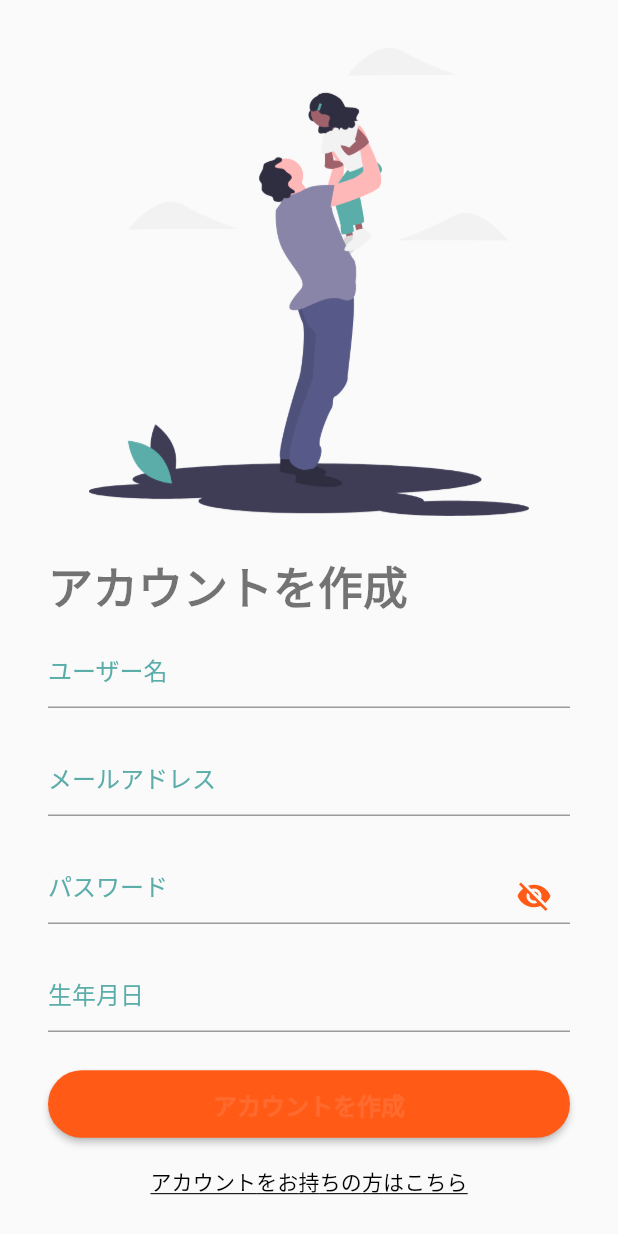
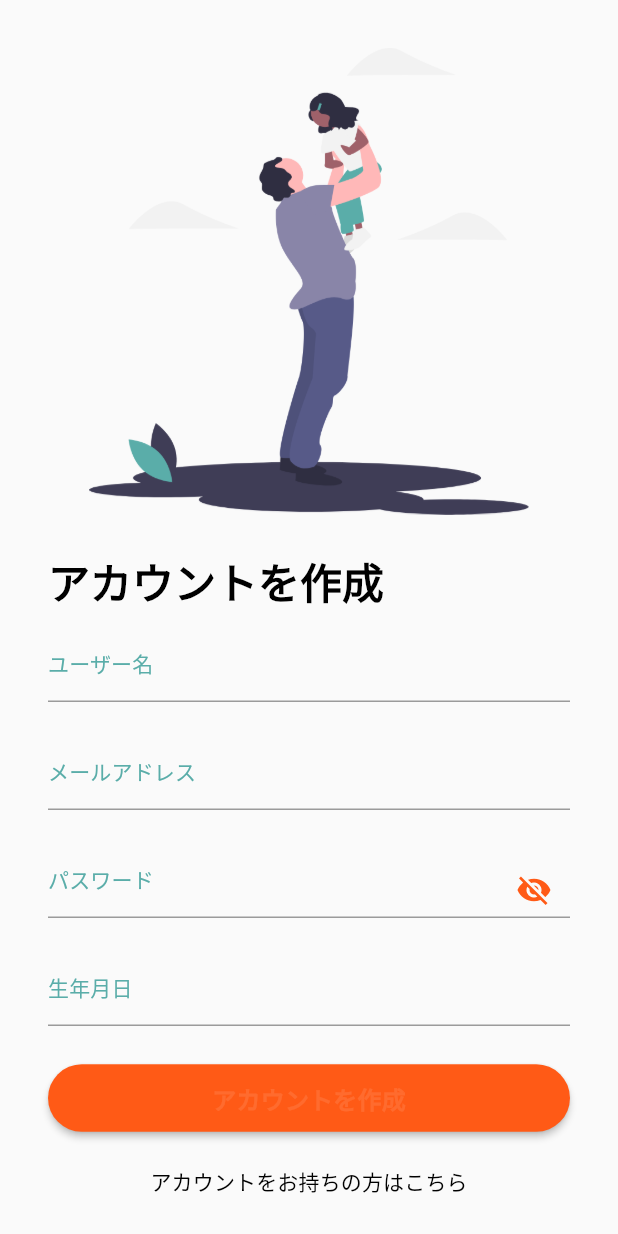
Before and after one commit to ryuto1246/mal_learn, a Flutter app: the screen it shows after launch, on a phone screen of 412 x 824 dp. Run offline on Flutter 3.47's test engine with Material 2 defaults, Android fonts, the phone set to English and light mode, and no system bars; our stand-ins replace cloud_firestore, firebase_auth, firebase_core, flutter_datetime_picker, flutter_riverpod, freezed_annotation and 1 more; accounts and stored records are empty.

```diff
--- a/lib/app.dart
+++ b/lib/app.dart
@@ -11,29 +11,6 @@ class App extends StatelessWidget {
       title: 'Mal Learn',
       theme: ThemeData(
         primarySwatch: AppMaterialColor.primary,
-        textTheme: Theme.of(context).textTheme.copyWith(
-              headline1: const TextStyle(
-                fontWeight: FontWeight.bold,
-                fontSize: 24,
-              ),
-              headline2: const TextStyle(
-                fontSize: 30,
-                fontWeight: FontWeight.bold,
-              ),
-              subtitle1: const TextStyle(
-                fontSize: 16,
-                color: AppColors.accentColor,
-              ),
-              subtitle2: const TextStyle(
-                decoration: TextDecoration.underline,
-                color: AppColors.black,
-              ),
-              button: const TextStyle(
-                fontSize: 16,
-                fontWeight: FontWeight.bold,
-                color: AppColors.white,
-              ),
-            ),
       ),
       home: const SignUpScreen(),
     );
--- a/lib/component/app_date_pikker.dart
+++ b/lib/component/app_date_pikker.dart
@@ -3,6 +3,7 @@ import 'package:flutter_datetime_picker/flutter_datetime_picker.dart';
 import 'package:intl/intl.dart';
 import 'package:mal_learn/constant/colors.dart';
 import 'package:mal_learn/constant/dimens.dart';
+import 'package:mal_learn/constant/test_style.dart';
 
 class AppDatePicker extends StatefulWidget {
   const AppDatePicker({
@@ -46,7 +47,7 @@ class _AppDatePickerState extends State<AppDatePicker> {
         controller: _controller,
         decoration: InputDecoration(
           labelText: _label,
-          labelStyle: Theme.of(context).textTheme.subtitle1,
+          labelStyle: AppTextStyle.label.large.accentColor,
           contentPadding: const EdgeInsets.only(bottom: Dimens.paddingXS),
         ),
         style: const TextStyle(color: AppColors.black),
--- a/lib/component/app_text_field.dart
+++ b/lib/component/app_text_field.dart
@@ -1,6 +1,7 @@
 import 'package:flutter/material.dart';
 import 'package:mal_learn/constant/colors.dart';
 import 'package:mal_learn/constant/dimens.dart';
+import 'package:mal_learn/constant/test_style.dart';
 import 'package:mal_learn/ui_core/validator/validator.dart';
 
 class AppTextField extends StatefulWidget {
@@ -50,7 +51,7 @@ class _AppTextFieldState extends State<AppTextField> {
         style: const TextStyle(color: AppColors.black),
         decoration: InputDecoration(
           labelText: _label,
-          labelStyle: Theme.of(context).textTheme.subtitle1,
+          labelStyle: AppTextStyle.label.large.accentColor,
           contentPadding: const EdgeInsets.only(bottom: Dimens.paddingXS),
           suffixIcon: _isPasswordTextField
               ? IconButton(
--- a/lib/component/form_submit_button.dart
+++ b/lib/component/form_submit_button.dart
@@ -1,6 +1,7 @@
 import 'package:flutter/material.dart';
 import 'package:mal_learn/constant/colors.dart';
 import 'package:mal_learn/constant/dimens.dart';
+import 'package:mal_learn/constant/test_style.dart';
 
 class SubmitButton extends StatelessWidget {
   const SubmitButton({required this.labelText, this.onPressed, super.key});
@@ -16,7 +17,8 @@ class SubmitButton extends StatelessWidget {
         shape: const StadiumBorder(),
         height: Dimens.buttonHeight,
         onPressed: onPressed ?? () {},
-        child: Text(labelText, style: Theme.of(context).textTheme.button),
+        textTheme: ButtonTextTheme.primary,
+        child: Text(labelText, style: AppTextStyle.title.bold.white),
       ),
     );
   }
--- a/lib/constant/assets.dart
+++ b/lib/constant/assets.dart
@@ -1,3 +1,5 @@
 class AssetList {
   static const playTime = 'assets/images/play_time.png';
+  static const defaultIcon = 'assets/images/default_icon.png';
+  static const defaultUserBackground = 'assets/images/default_background.jpeg';
 }
--- a/lib/constant/dimens.dart
+++ b/lib/constant/dimens.dart
@@ -3,7 +3,8 @@ class Dimens {
   static const paddingL = 32.0;
   static const paddingM = 24.0;
   static const paddingS = 12.0;
-  static const paddingXS = 4.0;
+  static const paddingXS = 8.0;
+  static const paddingXXS = 2.0;
 
   //height, width
   static const buttonHeight = 45.0;
--- /dev/null
+++ b/lib/constant/test_style.dart
@@ -0,0 +1,110 @@
+import 'package:flutter/material.dart';
+import 'package:mal_learn/constant/colors.dart';
+
+class AppTextStyle {
+  static _toStyle(
+    double fontSize,
+    FontWeight fontWeight,
+    double letterSpacing, {
+    Color color = AppColors.black,
+  }) {
+    return TextStyle(
+      color: color,
+      fontSize: fontSize,
+      fontWeight: fontWeight,
+      letterSpacing: letterSpacing,
+    );
+  }
+
+  static final display = _AppTextStyleSet(
+    large: _toStyle(57, FontWeight.w400, 0),
+    medium: _toStyle(45, FontWeight.w400, 0),
+    small: _toStyle(36, FontWeight.w400, 0),
+  );
+
+  static final headline = _AppTextStyleSet(
+    large: _toStyle(32, FontWeight.w400, 0),
+    medium: _toStyle(28, FontWeight.w400, 0),
+    small: _toStyle(24, FontWeight.w400, 0),
+  );
+
+  static final title = _AppTextStyleSet(
+    large: _toStyle(22, FontWeight.w400, 0),
+    medium: _toStyle(16, FontWeight.w500, 0.15),
+    small: _toStyle(14, FontWeight.w500, 0.1),
+  );
+
+  static final label = _AppTextStyleSet(
+    large: _toStyle(14, FontWeight.w500, 0.1),
+    medium: _toStyle(12, FontWeight.w500, 0.5),
+    small: _toStyle(11, FontWeight.w500, 0.5),
+  );
+
+  static final body = _AppTextStyleSet(
+    large: _toStyle(14, FontWeight.w400, 0.5),
+    medium: _toStyle(14, FontWeight.w400, 0.25),
+    small: _toStyle(12, FontWeight.w500, 0.4),
+  );
+}
+
+class _AppTextStyle extends TextStyle {
+  _AppTextStyle(TextStyle style)
+      : super(
+          color: style.color,
+          backgroundColor: style.backgroundColor,
+          fontSize: style.fontSize,
+          fontWeight: style.fontWeight,
+          fontStyle: style.fontStyle,
+          letterSpacing: style.letterSpacing,
+          wordSpacing: style.wordSpacing,
+          textBaseline: style.textBaseline,
+          height: style.height,
+          leadingDistribution: style.leadingDistribution,
+          locale: style.locale,
+          foreground: style.foreground,
+          background: style.background,
+          shadows: style.shadows,
+          fontFeatures: style.fontFeatures,
+          decoration: style.decoration,
+          decorationColor: style.decorationColor,
+          decorationStyle: style.decorationStyle,
+          decorationThickness: style.decorationThickness,
+          debugLabel: style.debugLabel,
+          overflow: style.overflow,
+        );
+
+  _AppTextStyle get black => _AppTextStyle(
+        copyWith(color: AppColors.black),
+      );
+  _AppTextStyle get white => _AppTextStyle(
+        copyWith(color: AppColors.white),
+      );
+  _AppTextStyle get mainColor => _AppTextStyle(
+        copyWith(color: AppColors.mainColor),
+      );
+  _AppTextStyle get accentColor => _AppTextStyle(
+        copyWith(color: AppColors.accentColor),
+      );
+  _AppTextStyle get gray => _AppTextStyle(
+        copyWith(color: AppColors.gray),
+      );
+  _AppTextStyle get bold => _AppTextStyle(
+        copyWith(fontWeight: FontWeight.bold),
+      );
+  _AppTextStyle get underline => _AppTextStyle(
+        copyWith(decoration: TextDecoration.underline),
+      );
+}
+
+class _AppTextStyleSet extends _AppTextStyle {
+  _AppTextStyleSet({
+    required TextStyle large,
+    required TextStyle medium,
+    required TextStyle small,
+  })  : large = _AppTextStyle(large),
+        small = _AppTextStyle(small),
+        super(medium);
+
+  final _AppTextStyle large;
+  final _AppTextStyle small;
+}
--- a/lib/view/profile_screen.dart
+++ b/lib/view/profile_screen.dart
@@ -1,6 +1,7 @@
 import 'package:flutter/material.dart';
 import 'package:mal_learn/component/clipped_background_image.dart';
 import 'package:mal_learn/component/user_icon.dart';
+import 'package:mal_learn/constant/assets.dart';
 import 'package:mal_learn/constant/dimens.dart';
 import 'package:mal_learn/model/user.dart';
 
@@ -58,7 +59,7 @@ class ProfileScreen extends StatelessWidget {
     return const Positioned(
       top: 160,
       child: UserIcon(
-        image: AssetImage('assets/images/default_icon.png'),
+        image: AssetImage(AssetList.defaultIcon),
       ),
     );
   }
@@ -69,7 +70,7 @@ class ProfileScreen extends StatelessWidget {
       left: 0,
       right: 0,
       child: ClippedBackgroundImage(
-        AssetImage('assets/images/default_background.jpeg'),
+        AssetImage(AssetList.defaultUserBackground),
       ),
     );
   }
--- a/lib/view/sign_in_screen.dart
+++ b/lib/view/sign_in_screen.dart
@@ -8,6 +8,7 @@ import 'package:mal_learn/component/vertical_spacer.dart';
 import 'package:mal_learn/constant/assets.dart';
 import 'package:mal_learn/constant/dimens.dart';
 import 'package:mal_learn/constant/strings.dart';
+import 'package:mal_learn/constant/test_style.dart';
 import 'package:mal_learn/core/logger.dart';
 import 'package:mal_learn/provider/auth_provider.dart';
 import 'package:mal_learn/view/home_screen.dart';
@@ -105,7 +106,7 @@ class _SignInScreenState extends ConsumerState<SignInScreen> {
                       const VerticalSpacer(Dimens.paddingM),
                       Text(
                         Strings.signInTitle,
-                        style: Theme.of(context).textTheme.headline2,
+                        style: AppTextStyle.headline.bold,
                       ),
                       const VerticalSpacer(Dimens.paddingS),
                       _buildEmailField(),
@@ -140,7 +141,7 @@ class _SignInScreenState extends ConsumerState<SignInScreen> {
         onPressed: _moveToSignUpScreen,
         child: Text(
           'アカウントをお持ちでない方はこちら',
-          style: Theme.of(context).textTheme.subtitle2,
+          style: AppTextStyle.body.underline,
         ),
       ),
     );
--- a/lib/view/sign_up_screen.dart
+++ b/lib/view/sign_up_screen.dart
@@ -10,6 +10,7 @@ import 'package:mal_learn/component/vertical_spacer.dart';
 import 'package:mal_learn/constant/assets.dart';
 import 'package:mal_learn/constant/dimens.dart';
 import 'package:mal_learn/constant/strings.dart';
+import 'package:mal_learn/constant/test_style.dart';
 import 'package:mal_learn/model/error.dart';
 import 'package:mal_learn/provider/auth_provider.dart';
 import 'package:mal_learn/provider/user_profile_provider.dart';
@@ -151,7 +152,7 @@ class _SignUpScreenState extends ConsumerState<SignUpScreen> {
                       const VerticalSpacer(Dimens.paddingM),
                       Text(
                         Strings.signUpTitle,
-                        style: Theme.of(context).textTheme.headline2,
+                        style: AppTextStyle.headline.bold,
                       ),
                       const VerticalSpacer(Dimens.paddingS),
                       _buildUserNameField(),
```
Also changed, not shown: lib/view/chat_list_screen.dart (+26 -8 lines).
